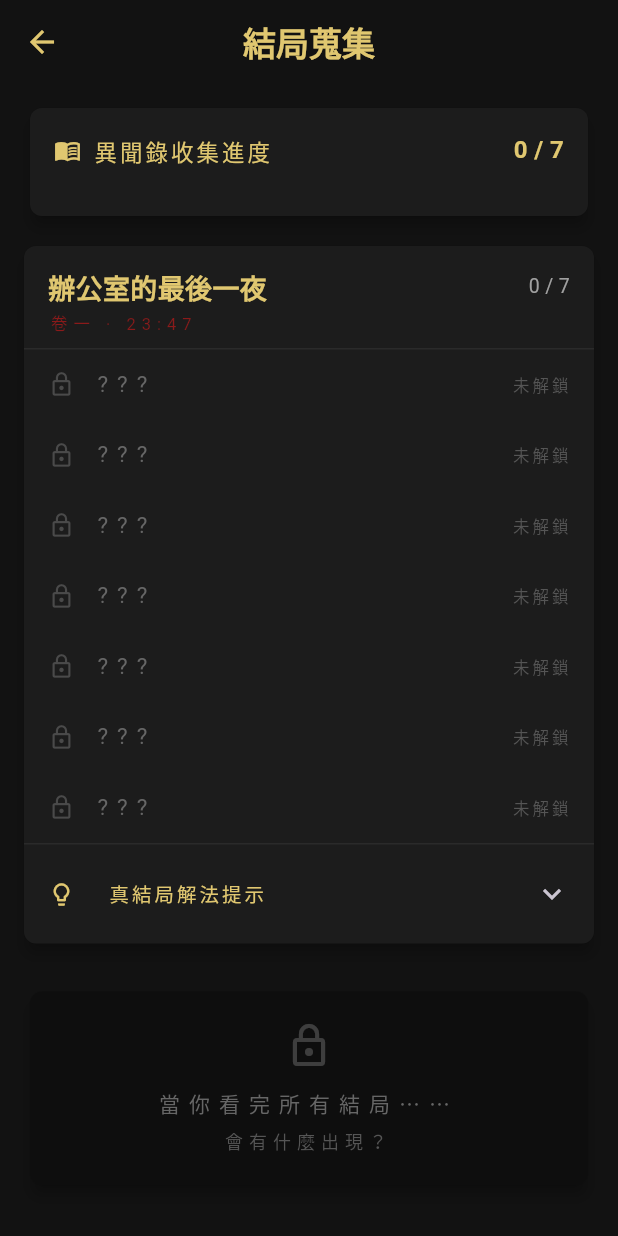
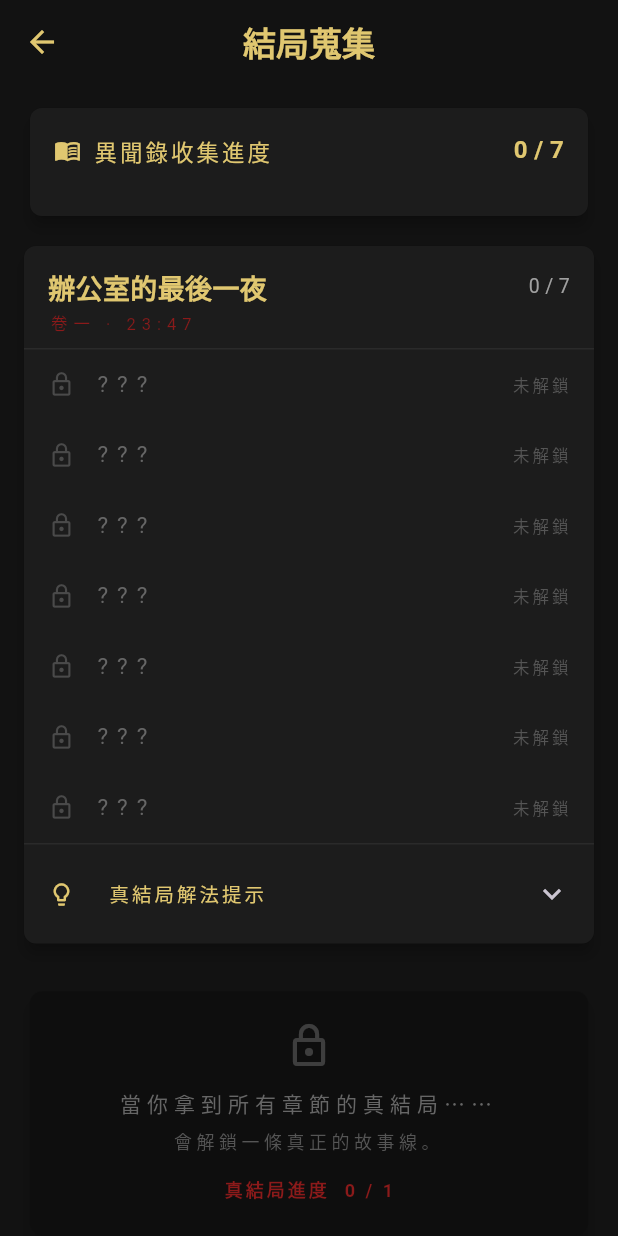
Before and after one commit to blackwing04/mobile-games, a Flutter app: the CollectionScreen screen opened directly, on a phone screen of 412 x 824 dp. Run offline on Flutter 3.47's test engine with Material 3 defaults, Android fonts, the phone set to English and light mode, and no system bars; our stand-ins replace flutter_riverpod, shared_preferences, wakelock_plus; missing offline and left inert: flutter_soloud; accounts and stored records are empty.

Commit message:
feat: 第 5 章 super ending 解鎖條件改為「四章真結局集齊」
User 揭露完整 IP 架構:
  2347 = 血咒 (相關者血緣傳遞)
  小婷祖先「沾染者」、4 主角祖先「倖存者」
  詛咒順血脈傳: 第 1 章哥哥 → 第 2 章妹妹 → 第 3、4 章相關者
  → 第 5 章四人合力回祖先地破詛咒源頭

解鎖機制修正:
之前: 「全 35 結局解鎖」→ super ending (錯)
現在: 「**4 章真結局都拿到**」→ super ending 第 5 章入口

CollectionScreen 改動:
- 新 getter:
  _truthEndingsUnlocked: 玩家走到該章 truthEndingId 的章節數
  _totalTruthEndings: 有真結局設定的章節總數
  _superEndingUnlocked: 兩者相等 = 解鎖
- _SuperEndingCard:
  Locked 時顯示「真結局進度 X / Y」
  Locked 文字: 「當你拿到所有章節的真結局⋯⋯」+「會解鎖一條真正的故事線」
  Unlocked 文字: 「四人血脈相連、殊途同歸。你終於要回到那個地方——詛咒最初的源頭。」

35 結局收集仍顯示 (玩家可看每章所有結局 narrative)，
但解鎖第 5 章的關鍵是「真結局集齊」一條。

驗證: flutter analyze 0 issue / flutter test 27/27 passed

```diff
--- a/lib/ui/screens/collection_screen.dart
+++ b/lib/ui/screens/collection_screen.dart
@@ -76,8 +76,24 @@ class _CollectionBodyState extends ConsumerState<_CollectionBody> {
     return n;
   }
 
-  bool get _allUnlocked =>
-      _totalEndings > 0 && _unlockedCount == _totalEndings;
+  /// 真結局解鎖數 = 玩家走到「該章節真結局 (truthEndingId)」的章節數
+  int get _truthEndingsUnlocked {
+    var n = 0;
+    for (final s in _publicScenarios) {
+      final truthId = s.truthEndingId;
+      if (truthId == null) continue;
+      if (_unlocked.contains('${s.id}:$truthId')) n++;
+    }
+    return n;
+  }
+
+  /// 有真結局設定的章節總數 (= 解鎖第 5 章需要的真結局數)
+  int get _totalTruthEndings =>
+      _publicScenarios.where((s) => s.truthEndingId != null).length;
+
+  /// 解鎖第 5 章 super ending = 全部章節真結局都拿到
+  bool get _superEndingUnlocked =>
+      _totalTruthEndings > 0 && _truthEndingsUnlocked == _totalTruthEndings;
 
   @override
   Widget build(BuildContext context) {
@@ -100,7 +116,11 @@ class _CollectionBodyState extends ConsumerState<_CollectionBody> {
               unlocked: _unlocked,
             ),
           const SizedBox(height: 16),
-          _SuperEndingCard(unlocked: _allUnlocked),
+          _SuperEndingCard(
+            unlocked: _superEndingUnlocked,
+            truthUnlocked: _truthEndingsUnlocked,
+            truthTotal: _totalTruthEndings,
+          ),
         ],
       ),
     );
@@ -387,7 +407,14 @@ class _EndingTile extends StatelessWidget {
 
 class _SuperEndingCard extends StatelessWidget {
   final bool unlocked;
-  const _SuperEndingCard({required this.unlocked});
+  final int truthUnlocked;
+  final int truthTotal;
+
+  const _SuperEndingCard({
+    required this.unlocked,
+    required this.truthUnlocked,
+    required this.truthTotal,
+  });
 
   @override
   Widget build(BuildContext context) {
@@ -408,7 +435,7 @@ class _SuperEndingCard extends StatelessWidget {
                 children: [
                   Icon(Icons.star, size: 18, color: Color(0xFFE0C770)),
                   SizedBox(width: 8),
-                  Text('全結局蒐集完成',
+                  Text('真結局蒐集完成',
                       style: TextStyle(
                         fontSize: 13,
                         color: Color(0xFFE0C770),
@@ -431,7 +458,7 @@ class _SuperEndingCard extends StatelessWidget {
               ),
               const SizedBox(height: 12),
               const Text(
-                '你拼出了所有故事的碎片。\n那個東西⋯⋯它最初是怎麼出現的？',
+                '四人血脈相連、殊途同歸。\n你終於要回到那個地方——詛咒最初的源頭。',
                 textAlign: TextAlign.center,
                 style: TextStyle(
                   fontSize: 13,
@@ -469,22 +496,32 @@ class _SuperEndingCard extends StatelessWidget {
                 size: 32, color: Colors.white.withValues(alpha: 0.2)),
             const SizedBox(height: 12),
             const Text(
-              '當你看完所有結局⋯⋯',
+              '當你拿到所有章節的真結局⋯⋯',
               textAlign: TextAlign.center,
               style: TextStyle(
                 fontSize: 14,
                 color: Color(0xFF666666),
-                letterSpacing: 6,
+                letterSpacing: 4,
               ),
             ),
             const SizedBox(height: 6),
             const Text(
-              '會有什麼出現？',
+              '會解鎖一條真正的故事線。',
               textAlign: TextAlign.center,
               style: TextStyle(
                 fontSize: 12,
                 color: Color(0xFF555555),
-                letterSpacing: 4,
+                letterSpacing: 3,
+              ),
+            ),
+            const SizedBox(height: 14),
+            Text(
+              '真結局進度  $truthUnlocked / $truthTotal',
+              style: const TextStyle(
+                fontSize: 12,
+                color: Color(0xFF8B1A1A),
+                letterSpacing: 2,
+                fontWeight: FontWeight.bold,
               ),
             ),
           ],
```
